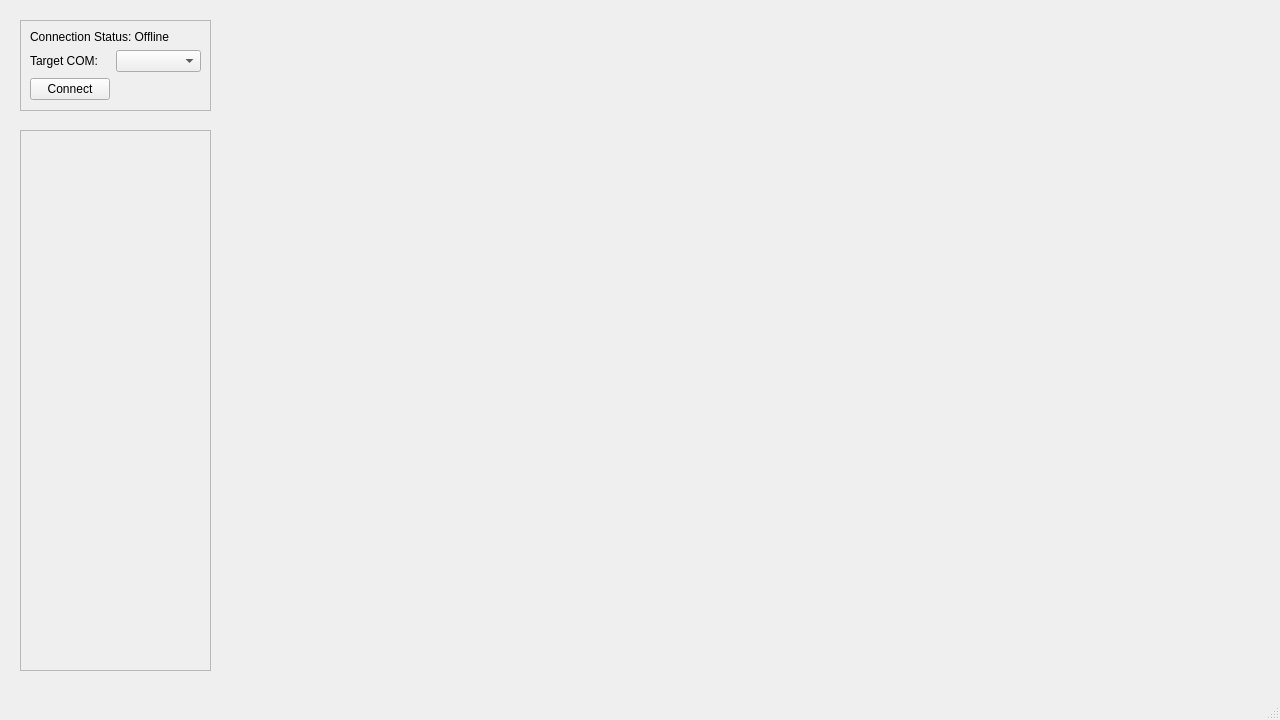
This is GUI/gui/monitoring_interface_01.ui in deep-in-the-pc/Monitoring_Interface_Pavnext as Qt 5 draws it before an edit. The edited form follows.
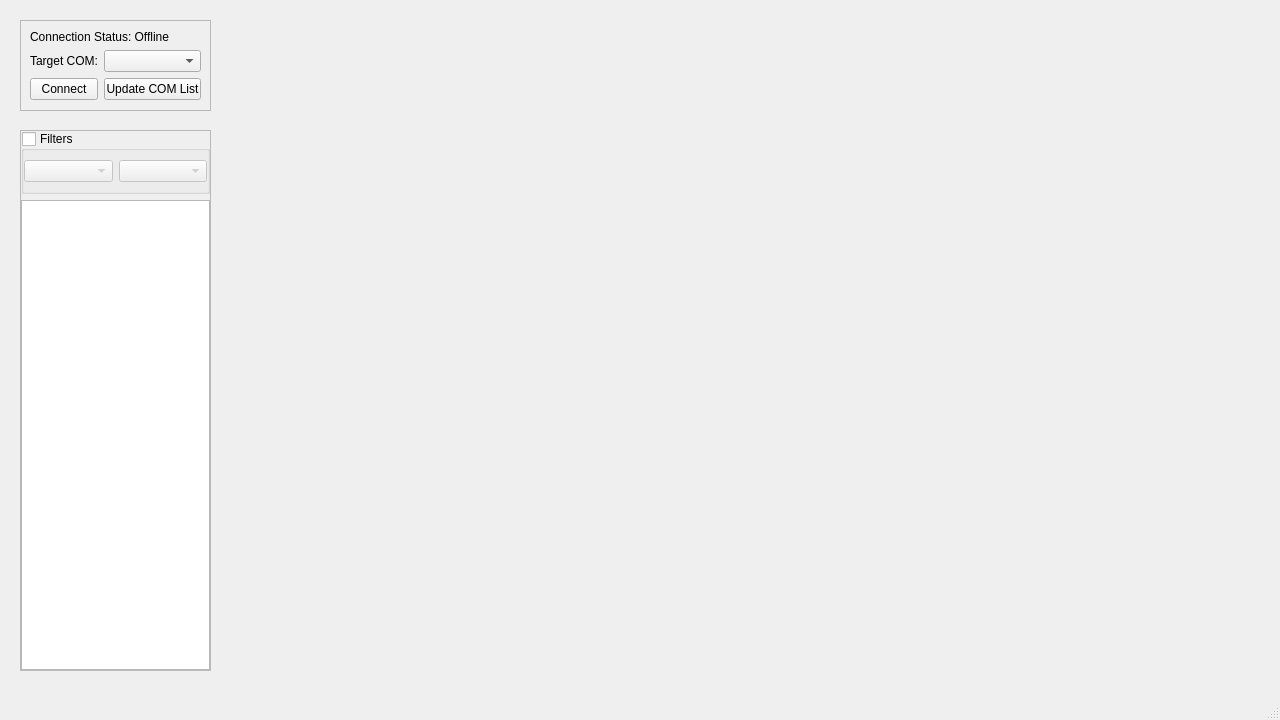
This is the edited form.

What changed in the file:
```diff
--- a/GUI/gui/monitoring_interface_01.ui
+++ b/GUI/gui/monitoring_interface_01.ui
@@ -22,6 +22,18 @@
     <verstretch>0</verstretch>
    </sizepolicy>
   </property>
+  <property name="minimumSize">
+   <size>
+    <width>1280</width>
+    <height>720</height>
+   </size>
+  </property>
+  <property name="maximumSize">
+   <size>
+    <width>1280</width>
+    <height>720</height>
+   </size>
+  </property>
   <property name="windowTitle">
    <string>Monitoring Interface V0.1 - Pavnext</string>
   </property>
@@ -69,6 +81,13 @@
        </property>
       </widget>
      </item>
+     <item row="3" column="1">
+      <widget class="QPushButton" name="updateCOMButton">
+       <property name="text">
+        <string>Update COM List</string>
+       </property>
+      </widget>
+     </item>
     </layout>
    </widget>
    <widget class="QFrame" name="toolsFrame">
@@ -86,6 +105,56 @@
     <property name="frameShadow">
      <enum>QFrame::Raised</enum>
     </property>
+    <layout class="QVBoxLayout" name="verticalLayout">
+     <property name="leftMargin">
+      <number>0</number>
+     </property>
+     <property name="topMargin">
+      <number>0</number>
+     </property>
+     <property name="rightMargin">
+      <number>0</number>
+     </property>
+     <property name="bottomMargin">
+      <number>0</number>
+     </property>
+     <item>
+      <widget class="QGroupBox" name="toolsFiltersGroupBox">
+       <property name="autoFillBackground">
+        <bool>false</bool>
+       </property>
+       <property name="title">
+        <string>Filters</string>
+       </property>
+       <property name="flat">
+        <bool>false</bool>
+       </property>
+       <property name="checkable">
+        <bool>true</bool>
+       </property>
+       <property name="checked">
+        <bool>false</bool>
+       </property>
+       <layout class="QHBoxLayout" name="horizontalLayout">
+        <property name="leftMargin">
+         <number>0</number>
+        </property>
+        <property name="rightMargin">
+         <number>0</number>
+        </property>
+        <item>
+         <widget class="QComboBox" name="comboBox"/>
+        </item>
+        <item>
+         <widget class="QComboBox" name="comboBox_2"/>
+        </item>
+       </layout>
+      </widget>
+     </item>
+     <item>
+      <widget class="QListWidget" name="sensorEntryListWidget"/>
+     </item>
+    </layout>
    </widget>
    <widget class="QFrame" name="graphFrame">
     <property name="geometry">
```
